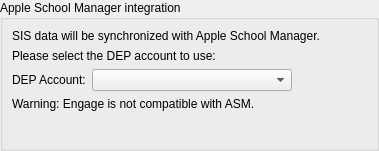
Old version of the form FWAdminLib/Preferences/RosterSourcePreferencesWidget.ui in the repository fw-dev/translations.
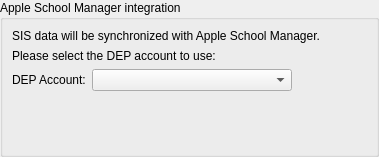
New version of the form.

```diff
--- a/FWAdminLib/Preferences/RosterSourcePreferencesWidget.ui
+++ b/FWAdminLib/Preferences/RosterSourcePreferencesWidget.ui
@@ -7,7 +7,7 @@
     <x>0</x>
     <y>0</y>
     <width>379</width>
-    <height>151</height>
+    <height>157</height>
    </rect>
   </property>
   <property name="windowTitle">
@@ -39,6 +39,19 @@
         </property>
        </widget>
       </item>
+      <item row="3" column="1">
+       <spacer name="verticalSpacer">
+        <property name="orientation">
+         <enum>Qt::Vertical</enum>
+        </property>
+        <property name="sizeHint" stdset="0">
+         <size>
+          <width>20</width>
+          <height>3</height>
+         </size>
+        </property>
+       </spacer>
+      </item>
       <item row="2" column="1">
        <widget class="QComboBox" name="depAccounts">
         <property name="minimumSize">
@@ -49,6 +62,13 @@
         </property>
        </widget>
       </item>
+      <item row="1" column="0" colspan="3">
+       <widget class="QLabel" name="label_2">
+        <property name="text">
+         <string>Please select the DEP account to use:</string>
+        </property>
+       </widget>
+      </item>
       <item row="2" column="2">
        <spacer name="horizontalSpacer">
         <property name="orientation">
@@ -62,19 +82,6 @@
         </property>
        </spacer>
       </item>
-      <item row="4" column="1">
-       <spacer name="verticalSpacer">
-        <property name="orientation">
-         <enum>Qt::Vertical</enum>
-        </property>
-        <property name="sizeHint" stdset="0">
-         <size>
-          <width>20</width>
-          <height>3</height>
-         </size>
-        </property>
-       </spacer>
-      </item>
       <item row="0" column="0" colspan="3">
        <widget class="QLabel" name="label">
         <property name="text">
@@ -82,20 +89,6 @@
         </property>
        </widget>
       </item>
-      <item row="1" column="0" colspan="3">
-       <widget class="QLabel" name="label_2">
-        <property name="text">
-         <string>Please select the DEP account to use:</string>
-        </property>
-       </widget>
-      </item>
-      <item row="3" column="0" colspan="3">
-       <widget class="QLabel" name="label_4">
-        <property name="text">
-         <string>Warning: Engage is not compatible with ASM.</string>
-        </property>
-       </widget>
-      </item>
      </layout>
     </widget>
    </item>
```
